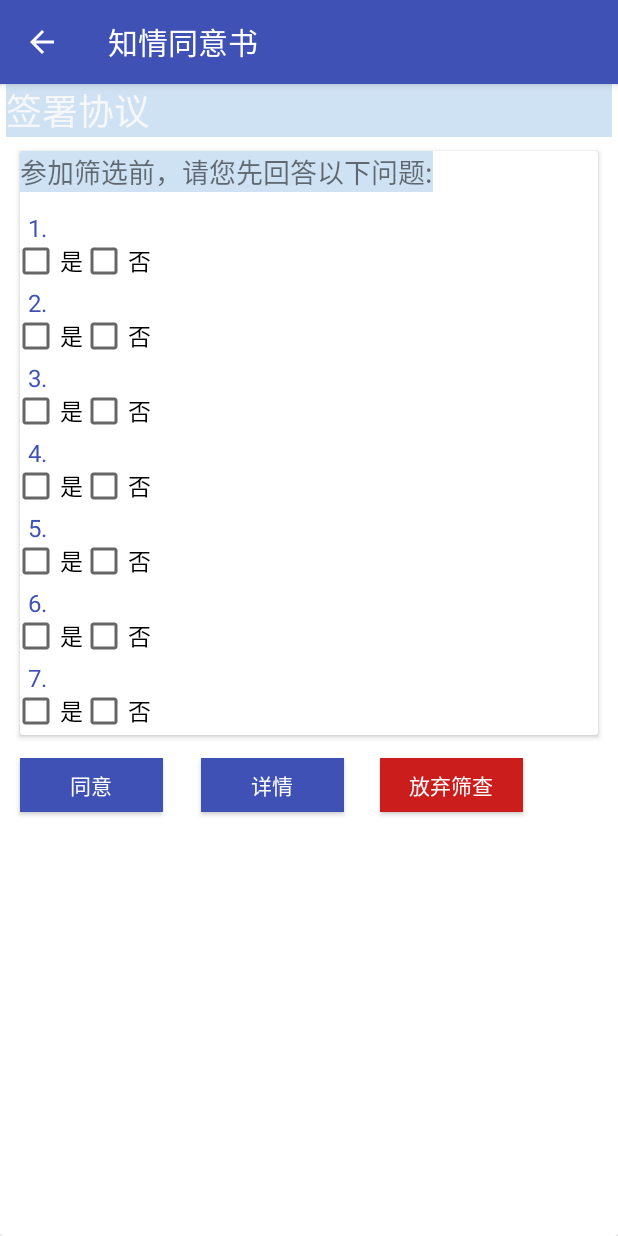
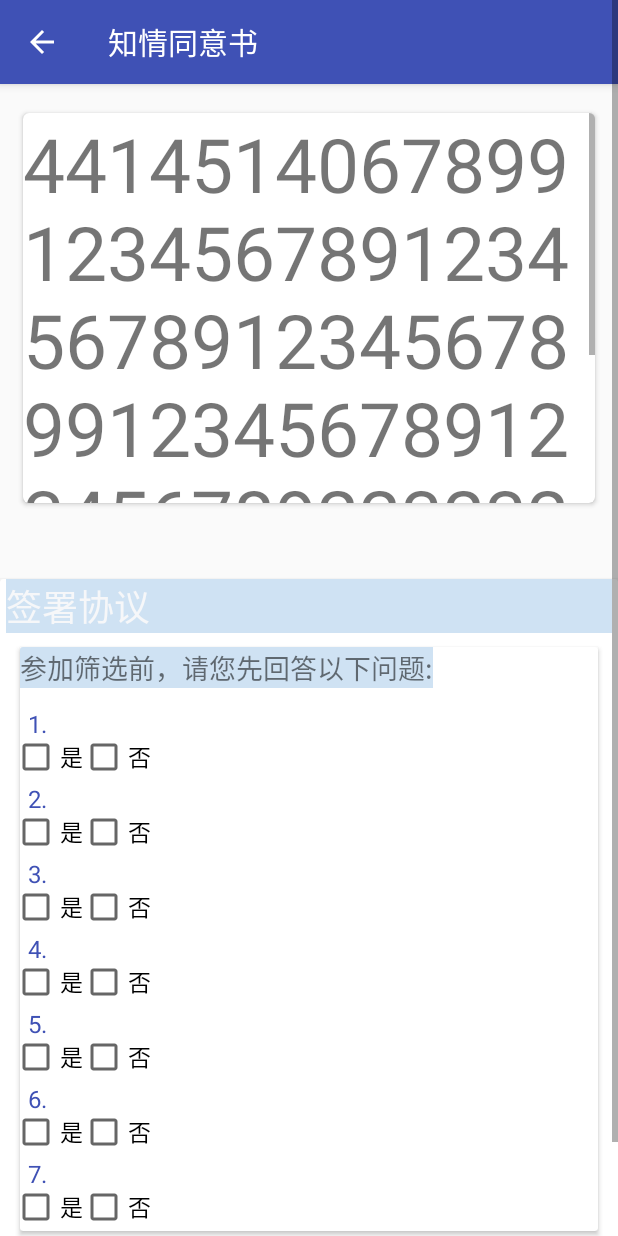
Before and after one commit to nexYeyi/Startnewtest, an Android app: the ApplyActivity screen opened directly, with no data from a screen before it, on a phone screen of 412 x 824 dp. Run offline under Robolectric (Android 15) with nearby library versions, the phone set to English and light mode, and no system bars.

Commit message:
将知情通知书放入签署协议界面

```diff
--- a/app/src/main/java/com/example/yeyi/startnewtest/InInterface.java
+++ b/app/src/main/java/com/example/yeyi/startnewtest/InInterface.java
@@ -32,7 +32,7 @@ public class InInterface extends AppCompatActivity {
     private DrawerLayout mDrawerLayout;
     private FloatingActionButton mButton;
     private TextView huadon;
-    private TextView huadon2;
+
 //    private List<Sizh> sizhList = new ArrayList<>();
 //    private SizhAdapter adapter;
 
@@ -57,9 +57,7 @@ public static final String SIZH_NAME = "sizh_name";
         huadon = (TextView) findViewById(R.id.huadon);
         huadon.setOnTouchListener(touchListener);
         huadon.setMovementMethod(ScrollingMovementMethod.getInstance());
-        huadon2 = (TextView) findViewById(R.id.huadon2);
-        huadon2.setOnTouchListener(touchListener);
-        huadon2.setMovementMethod(ScrollingMovementMethod.getInstance());
+
         mButton = (FloatingActionButton) findViewById(R.id.shouzhi);
         mButton.setOnClickListener(new View.OnClickListener() {
             @Override
--- a/app/src/main/java/com/example/yeyi/startnewtest/InterfActivity.java
+++ b/app/src/main/java/com/example/yeyi/startnewtest/InterfActivity.java
@@ -53,7 +53,7 @@ public class InterfActivity extends AppCompatActivity {
     protected void onCreate(Bundle savedInstanceState) {
         super.onCreate(savedInstanceState);
         setContentView(R.layout.activity_interf);
-        this.setTitle("首页");
+        this.setTitle("申请筛查");
         Toolbar toolbar = (Toolbar) findViewById(R.id.toolbar);
         setSupportActionBar(toolbar);
         mDrawerLayout = (DrawerLayout) findViewById(R.id.drawer_layout);
--- a/app/src/main/java/com/example/yeyi/startnewtest/SizhAdapter.java
+++ b/app/src/main/java/com/example/yeyi/startnewtest/SizhAdapter.java
@@ -11,10 +11,8 @@ import android.view.View;
 import android.view.ViewGroup;
 import android.widget.ImageView;
 import android.widget.TextView;
-
 import com.bumptech.glide.Glide;
 import java.util.List;
-
 public class SizhAdapter extends RecyclerView.Adapter<SizhAdapter.ViewHolder> {
     private Context mContext;
     private List<Sizh> mSizhList;
--- a/app/src/main/res/layout/activity_apply.xml
+++ b/app/src/main/res/layout/activity_apply.xml
@@ -6,14 +6,22 @@
     android:layout_width="match_parent"
     android:layout_height="match_parent">
 
+    <ScrollView
+        android:layout_width="match_parent"
+        android:layout_height="match_parent">
+
+
     <android.support.design.widget.CoordinatorLayout
         xmlns:app="http://schemas.android.com/apk/res-auto"
         android:layout_width="match_parent"
         android:layout_height="match_parent">
 
+
         <android.support.design.widget.AppBarLayout
             android:layout_width="match_parent"
             android:layout_height="wrap_content">
+
+
 
             <android.support.v7.widget.Toolbar
                 android:id="@+id/toolbar2"
@@ -29,16 +37,40 @@
         <LinearLayout
             android:orientation="vertical"
             android:layout_width="match_parent"
-            android:layout_height="wrap_content">
+            android:layout_height="match_parent">
 
-        <RelativeLayout
+
+
+            <android.support.v7.widget.CardView
+                android:layout_width="match_parent"
+                android:layout_height="wrap_content"
+                android:layout_marginLeft="15dp"
+                android:layout_marginTop="75dp"
+                android:layout_marginRight="15dp"
+                android:layout_marginBottom="15dp"
+                app:cardCornerRadius="4dp">
+
+                <TextView
+                    android:id="@+id/huadon2"
+                    android:layout_width="wrap_content"
+                    android:layout_height="260dp"
+                    android:fadeScrollbars="false"
+                    android:maxLines="5"
+                    android:scrollbars="vertical"
+                    android:text="441451406789912345678912345678912345678991234567891234567892232323232323232323232323232323"
+                    android:textSize="50sp" />
+            </android.support.v7.widget.CardView>
+
+
+
+            <RelativeLayout
             android:layout_width="match_parent"
             android:layout_height="wrap_content">
 
             <android.support.v7.widget.CardView
                 android:layout_width="match_parent"
                 android:layout_height="match_parent"
-                android:layout_marginTop="55dp">
+                android:layout_marginTop="35dp">
                 <TextView
                     android:layout_width="match_parent"
                     android:layout_height="wrap_content"
@@ -221,6 +253,7 @@
                     android:layout_width="95dp"
                     android:layout_height="36dp"
                     android:layout_marginTop="450dp"
+                    android:layout_marginBottom="20dp"
                     android:text="同意"
                     android:textColor="@color/white"
                     android:background="@color/colorblue"
@@ -229,6 +262,7 @@
                     android:layout_width="95dp"
                     android:layout_height="36dp"
                     android:layout_marginTop="450dp"
+                    android:layout_marginBottom="20dp"
                     android:text="详情"
                     android:textColor="@color/white"
                     android:background="@color/colorblue"
@@ -237,6 +271,7 @@
                     android:layout_width="95dp"
                     android:layout_height="36dp"
                     android:layout_marginTop="450dp"
+                    android:layout_marginBottom="20dp"
                     android:text="放弃筛查"
                     android:textColor="@color/white"
                     android:background="@color/primary_darker"
@@ -246,7 +281,11 @@
         </RelativeLayout>
         </LinearLayout>
 
+
+
+
     </android.support.design.widget.CoordinatorLayout>
+    </ScrollView>
 
 
 </android.support.v4.widget.DrawerLayout>
```
Also changed, not shown: app/src/main/java/com/example/yeyi/startnewtest/ApplyActivity.java (+24 -0 lines), app/src/main/res/layout/activity_in_interface.xml (+0 -29 lines).
